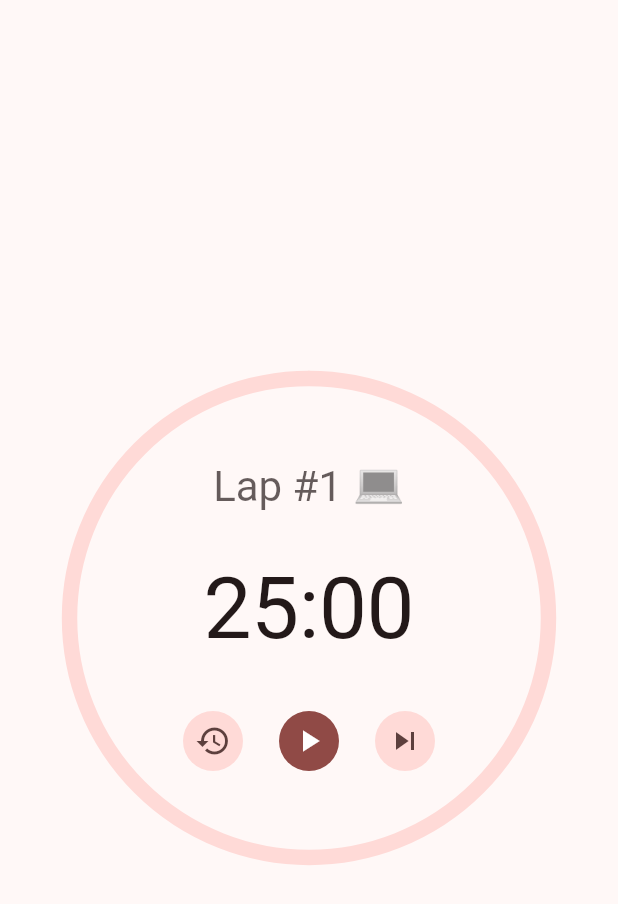
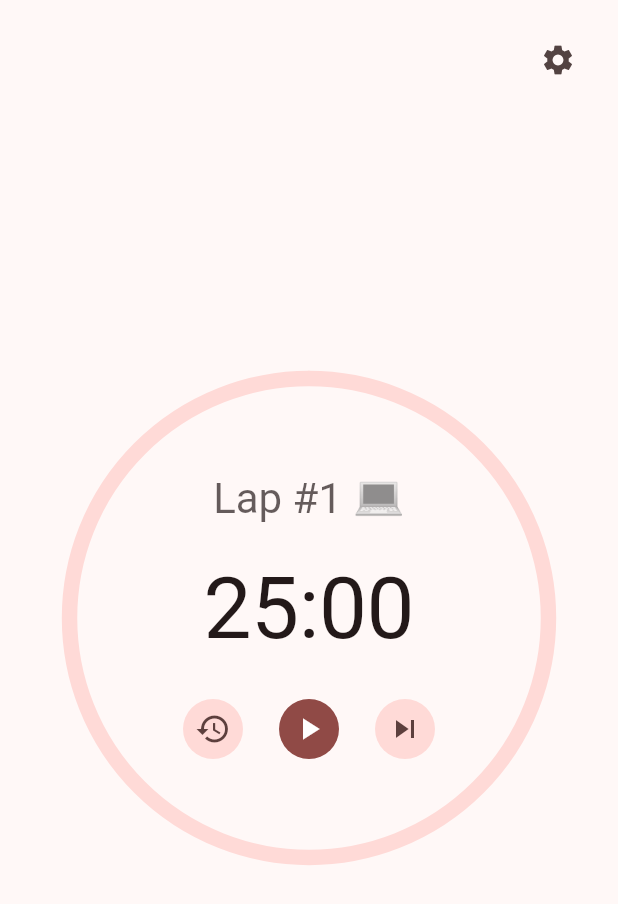
Before and after one commit to recoskyler/pomo, a Flutter app: the screen it shows after launch, on a phone screen of 412 x 824 dp. Shown: the top 904 px of the screen. Run offline on Flutter 3.47's test engine with Material 3 defaults, Android fonts, the phone set to English and light mode, and no system bars; our stand-ins replace audioplayers, bloc, equatable, flutter_bloc, shared_preferences; missing offline and left inert: window_manager; generated files the repository leaves out were written again.

Commit message:
refactor: extract widgets feat: play sounds

```diff
--- a/lib/timer/view/timer_page.dart
+++ b/lib/timer/view/timer_page.dart
@@ -1,19 +1,39 @@
 import 'dart:async';
 
+import 'package:audioplayers/audioplayers.dart';
 import 'package:flutter/material.dart';
 import 'package:flutter_bloc/flutter_bloc.dart';
-import 'package:pomo/helpers/duration_helper.dart';
-import 'package:pomo/l10n/l10n.dart';
 import 'package:pomo/timer/timer.dart';
+import 'package:pomo/widgets/timer_progress.dart';
+import 'package:pomo/widgets/timer_text.dart';
 
 class TimerPage extends StatelessWidget {
   const TimerPage({super.key});
 
   @override
   Widget build(BuildContext context) {
+    final player = AudioPlayer();
+
     return BlocProvider(
       create: (_) => TimerCubit(),
+      child: MultiBlocListener(
+        listeners: [
+          BlocListener<TimerCubit, TimerState>(
+            listenWhen: (previous, current) =>
+                previous.status != current.status,
+            listener: (context, state) {
+              player.play(AssetSource('sounds/pop.aac'));
+            },
+          ),
+          BlocListener<TimerCubit, TimerState>(
+            listenWhen: (previous, current) => previous.lap != current.lap,
+            listener: (context, state) {
+              player.play(AssetSource('sounds/ding_dong.aac'));
+            },
+          ),
+        ],
         child: const TimerView(),
+      ),
     );
   }
 }
@@ -44,130 +64,28 @@ class _TimerViewState extends State<TimerView> {
     super.dispose();
   }
 
-  Color _getProgressColor(
-      {required TimerStatus status, required TimerLap lap}) {
-    if (status == TimerStatus.running) {
-      switch (lap) {
-        case TimerLap.work:
-          return Theme.of(context).colorScheme.primaryContainer;
-        case TimerLap.shortBreak:
-          return Theme.of(context).colorScheme.secondary;
-        case TimerLap.longBreak:
-          return Theme.of(context).colorScheme.tertiary;
-      }
-    } else {
-      return Theme.of(context).colorScheme.secondaryContainer;
-    }
-  }
-
   @override
   Widget build(BuildContext context) {
-    final l10n = context.l10n;
-
     return Scaffold(
       body: SafeArea(
-        child: BlocBuilder<TimerCubit, TimerState>(
-          builder: (context, state) {
-            return Column(
-              crossAxisAlignment: CrossAxisAlignment.stretch,
-              mainAxisAlignment: MainAxisAlignment.center,
-              children: [
-                Stack(
+        child: Expanded(
+          child: Stack(
             alignment: Alignment.center,
             children: [
-                    SizedBox.square(
-                      dimension: MediaQuery.of(context).size.shortestSide * 0.8,
-                      child: CircularProgressIndicator(
-                        value: DurationHelper.getProgress(
-                          duration: state.duration,
-                          lap: state.lap,
+              const Center(child: TimerProgress()),
+              const Center(child: TimerText()),
+              Positioned(
+                top: 16,
+                right: 16,
+                child: IconButton(
+                  icon: const Icon(Icons.settings),
+                  onPressed: () {},
                 ),
-                        color: _getProgressColor(
-                          lap: state.lap,
-                          status: state.status,
-                        ),
-                        strokeCap: StrokeCap.round,
-                        strokeAlign: BorderSide.strokeAlignInside,
-                        strokeWidth:
-                            MediaQuery.of(context).size.shortestSide * 0.025,
-                      ),
-                    ),
-                    Column(
-                      children: [
-                        Text(
-                          state.lap == TimerLap.work
-                              ? l10n.lap(((state.lapNumber / 2) + 1).toInt())
-                              : state.lap == TimerLap.shortBreak
-                                  ? l10n
-                                      .shortBreak((state.lapNumber / 2).ceil())
-                                  : l10n.longBreak,
-                          style: Theme.of(context)
-                              .textTheme
-                              .headlineMedium!
-                              .copyWith(
-                                color: Theme.of(context)
-                                    .colorScheme
-                                    .onBackground
-                                    .withOpacity(0.7),
-                              ),
-                        ),
-                        const SizedBox(height: 32),
-                        Text(
-                          DurationHelper.negativeFormat(
-                            duration: state.duration,
-                            lap: state.lap,
-                          ),
-                          style: Theme.of(context).textTheme.displayLarge,
-                        ),
-                        const SizedBox(height: 32),
-                        Row(
-                          mainAxisSize: MainAxisSize.min,
-                          children: [
-                            IconButton.filledTonal(
-                              onPressed: state.status == TimerStatus.running
-                                  ? null
-                                  : () => context.read<TimerCubit>().reset(),
-                              icon: const Icon(Icons.restore),
-                            ),
-                            const SizedBox(width: 16),
-                            IconButton.filled(
-                              onPressed: () =>
-                                  context.read<TimerCubit>().toggle(),
-                              icon: Icon(
-                                state.status == TimerStatus.running
-                                    ? Icons.pause
-                                    : Icons.play_arrow,
-                              ),
-                            ),
-                            const SizedBox(width: 16),
-                            IconButton.filledTonal(
-                              onPressed: () => context
-                                  .read<TimerCubit>()
-                                  .lap(autoAdvance: false),
-                              icon: const Icon(Icons.skip_next),
               ),
             ],
           ),
-                      ],
-                    ),
-                  ],
-                ),
-              ],
-            );
-          },
         ),
       ),
     );
   }
 }
-
-class CounterText extends StatelessWidget {
-  const CounterText({super.key});
-
-  @override
-  Widget build(BuildContext context) {
-    final theme = Theme.of(context);
-    final count = context.select((TimerCubit cubit) => cubit.state);
-    return Text('$count', style: theme.textTheme.displayLarge);
-  }
-}
```
Lines whose indentation alone changed are shown as unchanged.
